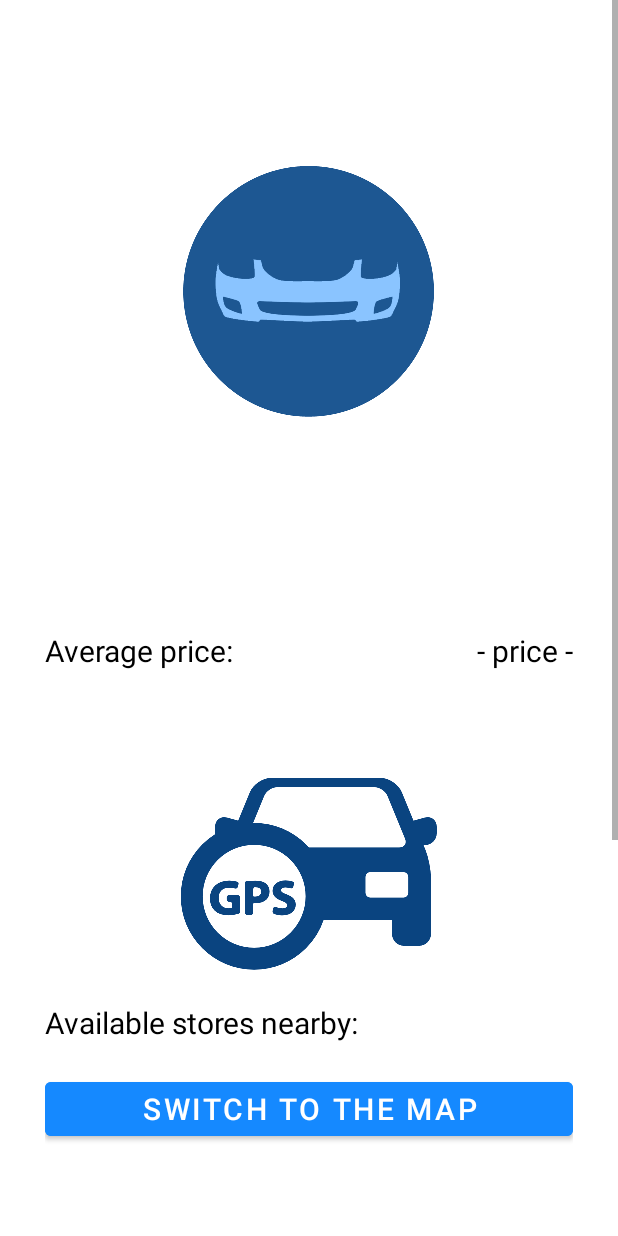
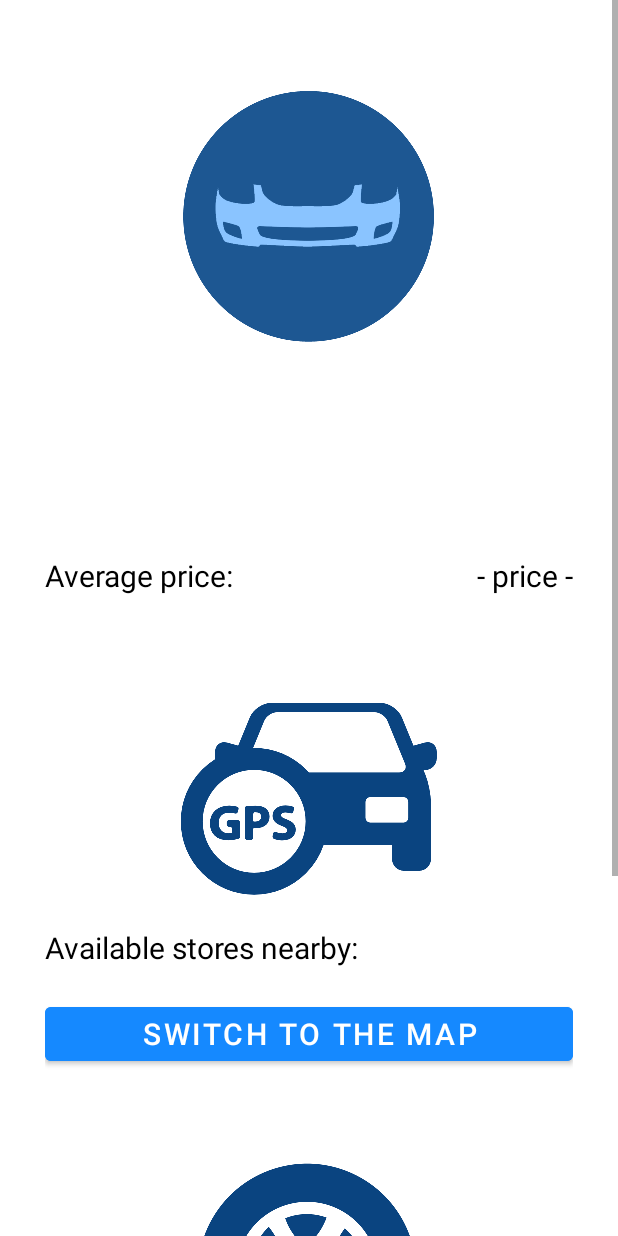
Before and after one commit to AnupamaBalasooriya98/SparePartsPricePredictionApp, an Android app: the layout activity_display_price.xml on its own in the app's theme, with its tools: preview values and no code run, on a phone screen of 412 x 824 dp. Run offline under Robolectric (Android 15) with nearby library versions, the phone set to English and light mode, and no system bars.

Commit message:
Edit margin

```diff
--- a/app/src/main/res/layout/activity_display_price.xml
+++ b/app/src/main/res/layout/activity_display_price.xml
@@ -24,7 +24,6 @@
                 android:layout_width="wrap_content"
                 android:layout_height="wrap_content"
                 app:srcCompat="@drawable/bumper_img"
-                android:layout_marginTop="50dp"
                 android:layout_centerHorizontal="true"/>
 
             <!-- Display spare part name -->
```
